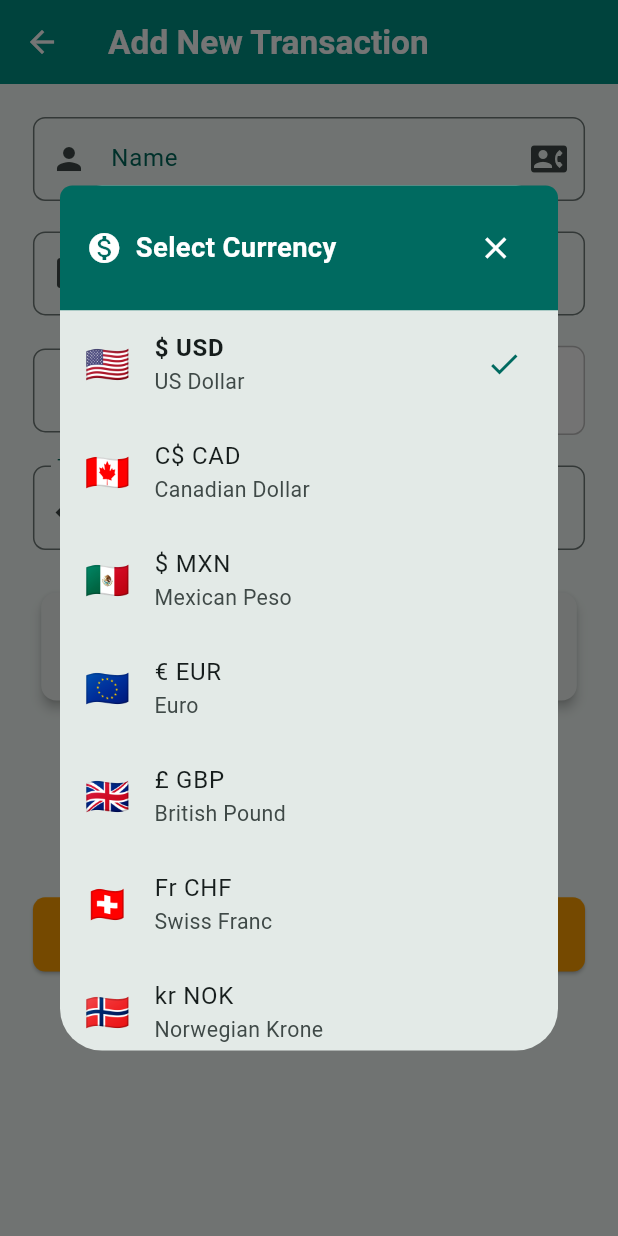
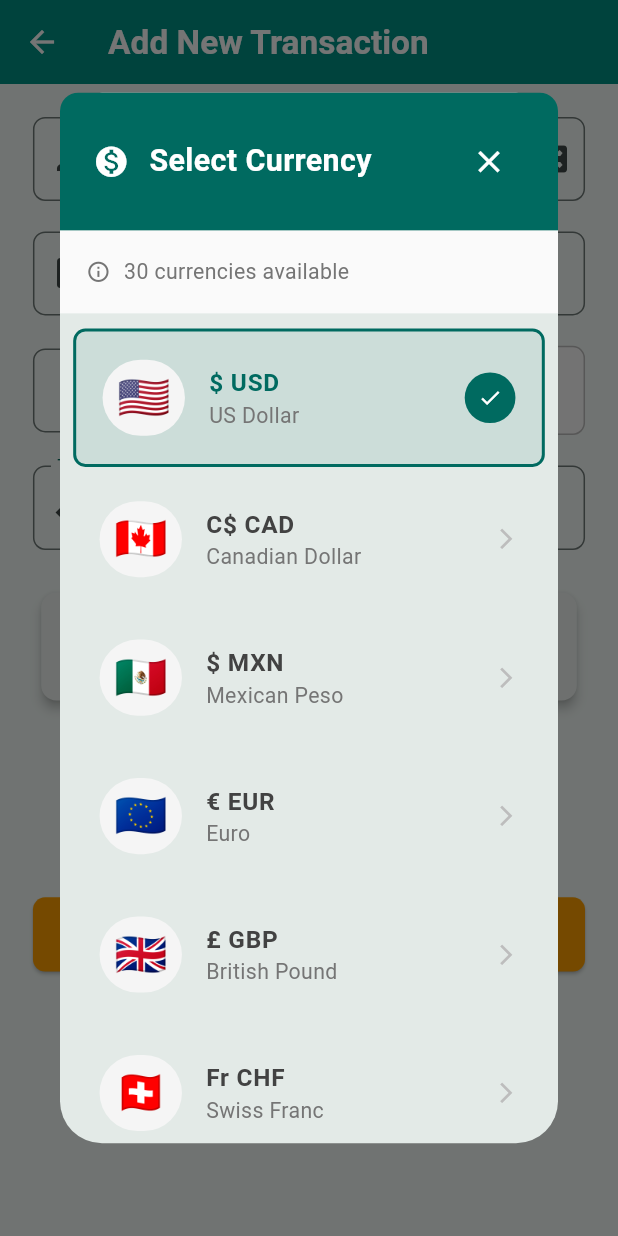
Before and after one commit to Geopaul94/debt_tracker_localdatabase, a Flutter app: the AddTransactionPage screen opened by its route, after a tap on "🇺🇸", on a phone screen of 412 x 824 dp. Run offline on Flutter 3.47's test engine with Material 3 defaults, Android fonts, the light colour scheme and no system bars; drawn by our look-alikes of google_mobile_ads; our stand-ins replace connectivity_plus, dartz, flutter_bloc, flutter_contacts, flutter_screenutil, get_it and 5 more; missing offline and left inert: googleapis, workmanager; accounts and stored records are empty; network calls fail.

```diff
--- a/lib/presentation/pages/add_transaction_page.dart
+++ b/lib/presentation/pages/add_transaction_page.dart
@@ -506,43 +506,76 @@ class _AddTransactionPageState extends State<AddTransactionPage> {
       builder:
           (context) => Dialog(
             child: Container(
-              width: double.maxFinite,
-              height: MediaQuery.of(context).size.height * 0.7,
+              width: MediaQuery.of(context).size.width * 0.9,
+              height: MediaQuery.of(context).size.height * 0.85,
               child: Column(
                 children: [
                   // Header
                   Container(
-                    padding: EdgeInsets.all(16.w),
+                    padding: EdgeInsets.all(20.w),
                     decoration: BoxDecoration(
                       color: Theme.of(context).primaryColor,
                       borderRadius: BorderRadius.only(
-                        topLeft: Radius.circular(8.r),
-                        topRight: Radius.circular(8.r),
+                        topLeft: Radius.circular(12.r),
+                        topRight: Radius.circular(12.r),
                       ),
                     ),
                     child: Row(
                       children: [
-                        Icon(Icons.monetization_on, color: Colors.white),
-                        SizedBox(width: 8.w),
+                        Icon(
+                          Icons.monetization_on,
+                          color: Colors.white,
+                          size: 24.sp,
+                        ),
+                        SizedBox(width: 12.w),
                         Text(
                           'Select Currency',
                           style: TextStyle(
                             color: Colors.white,
-                            fontSize: 18.sp,
+                            fontSize: 20.sp,
                             fontWeight: FontWeight.bold,
                           ),
                         ),
                         Spacer(),
                         IconButton(
-                          icon: Icon(Icons.close, color: Colors.white),
+                          icon: Icon(
+                            Icons.close,
+                            color: Colors.white,
+                            size: 24.sp,
+                          ),
                           onPressed: () => Navigator.of(context).pop(),
                         ),
                       ],
                     ),
                   ),
+
+                  // Search/Info section
+                  Container(
+                    padding: EdgeInsets.all(16.w),
+                    color: Colors.grey[50],
+                    child: Row(
+                      children: [
+                        Icon(
+                          Icons.info_outline,
+                          color: Colors.grey[600],
+                          size: 16.sp,
+                        ),
+                        SizedBox(width: 8.w),
+                        Text(
+                          '${CurrencyConstants.supportedCurrencies.length} currencies available',
+                          style: TextStyle(
+                            color: Colors.grey[600],
+                            fontSize: 14.sp,
+                          ),
+                        ),
+                      ],
+                    ),
+                  ),
+
                   // Currency list
                   Expanded(
                     child: ListView.builder(
+                      padding: EdgeInsets.symmetric(vertical: 8.h),
                       itemCount: CurrencyConstants.supportedCurrencies.length,
                       itemBuilder: (context, index) {
                         final currency =
@@ -550,34 +583,92 @@ class _AddTransactionPageState extends State<AddTransactionPage> {
                         final isSelected =
                             _selectedCurrency?.code == currency.code;
 
-                        return ListTile(
-                          leading: Text(
+                        return Container(
+                          margin: EdgeInsets.symmetric(
+                            horizontal: 8.w,
+                            vertical: 2.h,
+                          ),
+                          decoration: BoxDecoration(
+                            borderRadius: BorderRadius.circular(8.r),
+                            color:
+                                isSelected
+                                    ? Theme.of(
+                                      context,
+                                    ).primaryColor.withOpacity(0.1)
+                                    : null,
+                            border:
+                                isSelected
+                                    ? Border.all(
+                                      color: Theme.of(context).primaryColor,
+                                      width: 2,
+                                    )
+                                    : null,
+                          ),
+                          child: ListTile(
+                            contentPadding: EdgeInsets.symmetric(
+                              horizontal: 16.w,
+                              vertical: 8.h,
+                            ),
+                            leading: Container(
+                              width: 50.w,
+                              height: 50.h,
+                              decoration: BoxDecoration(
+                                color: Colors.grey[100],
+                                borderRadius: BorderRadius.circular(25.r),
+                              ),
+                              child: Center(
+                                child: Text(
                                   currency.flag,
-                            style: TextStyle(fontSize: 24.sp),
+                                  style: TextStyle(fontSize: 28.sp),
+                                ),
+                              ),
                             ),
                             title: Text(
                               '${currency.symbol} ${currency.code}',
                               style: TextStyle(
-                              fontWeight:
+                                fontWeight: FontWeight.bold,
+                                fontSize: 16.sp,
+                                color:
                                     isSelected
-                                      ? FontWeight.bold
-                                      : FontWeight.normal,
+                                        ? Theme.of(context).primaryColor
+                                        : Colors.grey[800],
                               ),
                             ),
-                          subtitle: Text(currency.name),
+                            subtitle: Text(
+                              currency.name,
+                              style: TextStyle(
+                                fontSize: 14.sp,
+                                color: Colors.grey[600],
+                              ),
+                            ),
                             trailing:
                                 isSelected
-                                  ? Icon(
+                                    ? Container(
+                                      padding: EdgeInsets.all(8.w),
+                                      decoration: BoxDecoration(
+                                        color: Theme.of(context).primaryColor,
+                                        borderRadius: BorderRadius.circular(
+                                          20.r,
+                                        ),
+                                      ),
+                                      child: Icon(
                                         Icons.check,
-                                    color: Theme.of(context).primaryColor,
+                                        color: Colors.white,
+                                        size: 16.sp,
+                                      ),
                                     )
-                                  : null,
+                                    : Icon(
+                                      Icons.arrow_forward_ios,
+                                      color: Colors.grey[400],
+                                      size: 16.sp,
+                                    ),
                             onTap: () {
                               setState(() {
                                 _selectedCurrency = currency;
                               });
                               Navigator.of(context).pop();
                             },
+                          ),
                         );
                       },
                     ),
--- a/lib/presentation/pages/home_page.dart
+++ b/lib/presentation/pages/home_page.dart
@@ -29,6 +29,7 @@ import 'add_transaction_page.dart';
 import 'settings_page.dart';
 import 'grouped_debt_detail_page.dart';
 import 'premium_page.dart';
+import 'transaction_detail_page.dart';
 
 class HomePage extends StatefulWidget {
   @override
@@ -577,8 +578,7 @@ class _HomePageState extends State<HomePage> with WidgetsBindingObserver {
   ) {
     Navigator.of(context).push(
       MaterialPageRoute(
-        builder:
-            (context) => AddTransactionPage(transactionToEdit: transaction),
+        builder: (context) => TransactionDetailPage(transaction: transaction),
       ),
     );
   }
```
Also changed, not shown: lib/presentation/pages/transaction_detail_page.dart (added, +339 -0 lines), flutter_01.png (added). Lines whose indentation alone changed are shown as unchanged.
